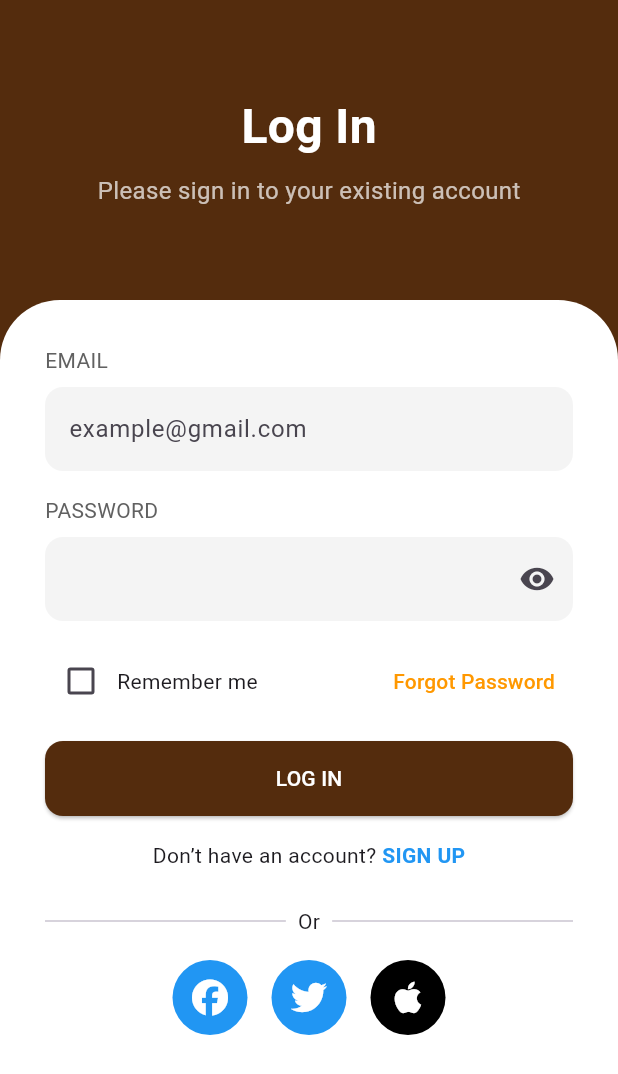
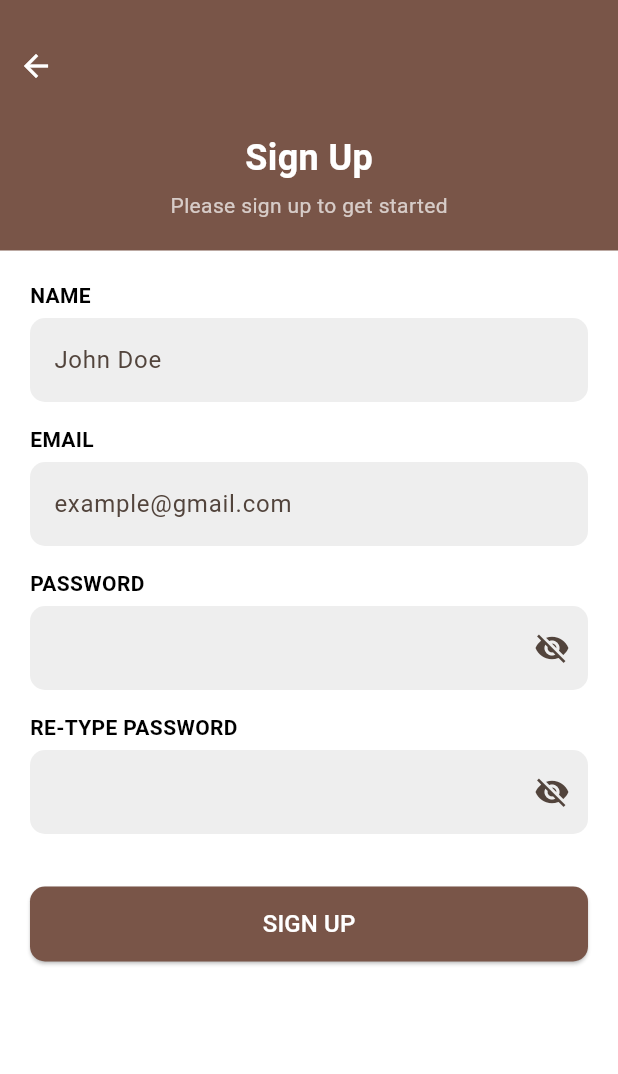
Before and after one commit to 1iseo/cafeelicious, a Flutter app: the screen it shows after launch, after a tap on "SIGN UP", on a phone screen of 412 x 824 dp. Shown: the top 1074 px of the screen. Run offline on Flutter 3.47's test engine with Material 3 defaults, Android fonts, the phone set to English and light mode, and no system bars; our stand-ins replace flex_color_scheme, font_awesome_flutter.

Commit message:
update login & register page

```diff
--- /dev/null
+++ b/cafeelicious_mobile/lib/flex_theme.dart
@@ -0,0 +1,98 @@
+import 'package:flutter/material.dart';
+import 'package:flex_color_scheme/flex_color_scheme.dart';
+
+final ThemeData lightTheme = FlexThemeData.light(
+  colors: const FlexSchemeColor(
+    primary: Color(0xFF542C0D), // Dark brown (main color)
+    primaryContainer: Color(0xFF542C0D), // Same as primary
+    secondary: Colors.orange, // Used for "Forgot Password"
+    secondaryContainer: Colors.orange,
+    tertiary: Colors.blue, // Used for social buttons
+    tertiaryContainer: Colors.blue,
+    appBarColor: Color(0xFF542C0D), // Matches header background
+  ),
+  surfaceMode: FlexSurfaceMode.highScaffoldLowSurface,
+  blendLevel: 18,
+  subThemesData: const FlexSubThemesData(
+    blendOnLevel: 18,
+    blendOnColors: false,
+    inputDecoratorRadius: 12.0, // TextField border radius
+    elevatedButtonRadius: 12.0, // ElevatedButton border radius
+    elevatedButtonSchemeColor: SchemeColor.primary,
+    outlinedButtonSchemeColor: SchemeColor.primary,
+    toggleButtonsRadius: 12.0,
+    cardRadius: 40.0, // Container corner radius
+    popupMenuRadius: 12.0,
+    bottomSheetRadius: 40.0,
+    dialogRadius: 40.0,
+    snackBarRadius: 12.0,
+    bottomNavigationBarElevation: 0,
+    bottomNavigationBarSelectedLabelSchemeColor: SchemeColor.primary,
+    bottomNavigationBarUnselectedLabelSchemeColor: SchemeColor.onSurface,
+  ),
+  visualDensity: FlexColorScheme.comfortablePlatformDensity,
+  useMaterial3: true,
+  fontFamily: 'Roboto',
+);
+
+final ThemeData darkTheme = FlexThemeData.dark(
+  colors: const FlexSchemeColor(
+    primary: Color(0xFF542C0D),
+    primaryContainer: Color(0xFF542C0D),
+    secondary: Colors.orange,
+    secondaryContainer: Colors.orange,
+    tertiary: Colors.blue,
+    tertiaryContainer: Colors.blue,
+    appBarColor: Color(0xFF542C0D),
+  ),
+  surfaceMode: FlexSurfaceMode.highScaffoldLowSurface,
+  blendLevel: 18,
+  subThemesData: const FlexSubThemesData(
+    blendOnLevel: 18,
+    blendOnColors: false,
+    inputDecoratorRadius: 12.0,
+    elevatedButtonRadius: 12.0,
+    elevatedButtonSchemeColor: SchemeColor.primary,
+    outlinedButtonSchemeColor: SchemeColor.primary,
+    toggleButtonsRadius: 12.0,
+    cardRadius: 40.0,
+    popupMenuRadius: 12.0,
+    bottomSheetRadius: 40.0,
+    dialogRadius: 40.0,
+    snackBarRadius: 12.0,
+    bottomNavigationBarElevation: 0,
+    bottomNavigationBarSelectedLabelSchemeColor: SchemeColor.primary,
+    bottomNavigationBarUnselectedLabelSchemeColor: SchemeColor.onSurface,
+  ),
+  textTheme: _buildCustomTextTheme(ThemeData.dark().textTheme),
+  primaryTextTheme: _buildCustomTextTheme(ThemeData.dark().primaryTextTheme),
+  visualDensity: FlexColorScheme.comfortablePlatformDensity,
+  useMaterial3: true,
+  fontFamily: 'Roboto',
+);
+
+TextTheme _buildCustomTextTheme(TextTheme base) {
+  return base.copyWith(
+    displayLarge: base.displayLarge?.copyWith(
+      fontSize: 32,
+      fontWeight: FontWeight.bold,
+      color: Colors.white, // For your "Log In" title
+    ),
+    bodyLarge: base.bodyLarge?.copyWith(
+      fontSize: 16,
+      color: Colors.white70, // For your subtitle
+    ),
+    labelLarge: base.labelLarge?.copyWith(
+      fontSize: 14,
+      color: Colors.grey[700], // For "EMAIL" and "PASSWORD" labels
+    ),
+    titleMedium: base.titleMedium?.copyWith(
+      color: Colors.blue, // For "SIGN UP" text
+      fontWeight: FontWeight.bold,
+    ),
+    bodyMedium: base.bodyMedium?.copyWith(
+      color: Colors.orange, // For "Forgot Password"
+    ),
+    // Add other text styles as needed
+  );
+}
--- a/cafeelicious_mobile/lib/login_screen.dart
+++ b/cafeelicious_mobile/lib/login_screen.dart
@@ -1,3 +1,4 @@
+import 'package:cafeelicious_mobile/register_screen.dart';
 import 'package:flutter/material.dart';
 import 'package:url_launcher/url_launcher.dart';
 import 'package:font_awesome_flutter/font_awesome_flutter.dart';
@@ -25,6 +26,7 @@ class _LoginScreenState extends State<LoginScreen> {
   @override
   Widget build(BuildContext context) {
     return Scaffold(
+
       backgroundColor: Color(0xFF542C0D),
       body: LayoutBuilder(builder: (context, constraints) {
         return SingleChildScrollView(
@@ -34,6 +36,7 @@ class _LoginScreenState extends State<LoginScreen> {
             children: [
               // Header
               Container(
+
                 height: 200,
                 decoration: BoxDecoration(
                   color: Color(0xFF542C0D),
@@ -188,7 +191,9 @@ class _LoginScreenState extends State<LoginScreen> {
                             Text("Don’t have an account? "),
                             GestureDetector(
                               onTap: () {
-                                Navigator.pushNamed(context, '/register');
+                                Navigator.push(context, MaterialPageRoute(
+                                  builder: (context) => RegisterScreen(),
+                                ));
                               },
                               child: Text(
                                 "SIGN UP",
--- a/cafeelicious_mobile/lib/main.dart
+++ b/cafeelicious_mobile/lib/main.dart
@@ -1,3 +1,4 @@
+import 'package:cafeelicious_mobile/flex_theme.dart';
 import 'package:cafeelicious_mobile/login_screen.dart';
 import 'package:flutter/material.dart';
 import 'splash_screen.dart';
@@ -12,6 +13,7 @@ class MyApp extends StatelessWidget {
   @override
   Widget build(BuildContext context) {
     return MaterialApp(
+      theme: lightTheme,
       debugShowCheckedModeBanner: false,
       home: LoginScreen(),
     );
--- /dev/null
+++ b/cafeelicious_mobile/lib/register_screen.dart
@@ -0,0 +1,149 @@
+import 'package:flutter/material.dart';
+
+class RegisterScreen extends StatefulWidget {
+  @override
+  _RegisterScreenState createState() => _RegisterScreenState();
+}
+
+class _RegisterScreenState extends State<RegisterScreen> {
+  bool _obscurePassword = true;
+  bool _obscureConfirmPassword = true;
+
+  @override
+  Widget build(BuildContext context) {
+    return Scaffold(
+      body: SingleChildScrollView(
+        child: Column(
+          children: [
+            Container(
+              padding: EdgeInsets.only(top: 20, bottom: 20),
+              color: Colors.brown,
+              width: double.infinity,
+              child: Column(
+                children: [
+                  Row(
+                    mainAxisAlignment: MainAxisAlignment.start,
+                    children: [
+                      IconButton(
+                        icon: Icon(Icons.arrow_back, color: Colors.white),
+                        onPressed: () => Navigator.pop(context),
+                      ),
+                    ],
+                  ),
+                  SizedBox(height: 20), // Add some space between the icon and the text
+                  Text(
+                    'Sign Up',
+                    style: TextStyle(
+                      color: Colors.white,
+                      fontSize: 24,
+                      fontWeight: FontWeight.bold,
+                    ),
+                  ),
+                  SizedBox(height: 5),
+                  Text(
+                    'Please sign up to get started',
+                    style: TextStyle(color: Colors.white70),
+                  ),
+                ],
+              ),
+            ),
+            Padding(
+              padding: const EdgeInsets.all(20.0),
+              child: Column(
+                crossAxisAlignment: CrossAxisAlignment.start,
+                children: [
+                  _buildTextField('NAME', 'John Doe'),
+                  _buildTextField('EMAIL', 'example@gmail.com'),
+                  _buildPasswordField('PASSWORD', _obscurePassword, () {
+                    setState(() {
+                      _obscurePassword = !_obscurePassword;
+                    });
+                  }),
+                  _buildPasswordField(
+                    'RE-TYPE PASSWORD',
+                    _obscureConfirmPassword,
+                    () {
+                      setState(() {
+                        _obscureConfirmPassword = !_obscureConfirmPassword;
+                      });
+                    },
+                  ),
+                  SizedBox(height: 20),
+                  SizedBox(
+                    width: double.infinity,
+                    height: 50,
+                    child: ElevatedButton(
+                      style: ElevatedButton.styleFrom(
+                        backgroundColor: Colors.brown,
+                        shape: RoundedRectangleBorder(
+                          borderRadius: BorderRadius.circular(10),
+                        ),
+                      ),
+                      onPressed: () {},
+                      child: Text(
+                        'SIGN UP',
+                        style: TextStyle(color: Colors.white, fontSize: 16),
+                      ),
+                    ),
+                  ),
+                ],
+              ),
+            ),
+          ],
+        ),
+      ),
+    );
+  }
+
+  Widget _buildTextField(String label, String hintText) {
+    return Column(
+      crossAxisAlignment: CrossAxisAlignment.start,
+      children: [
+        Text(label, style: TextStyle(fontWeight: FontWeight.bold)),
+        SizedBox(height: 5),
+        TextField(
+          decoration: InputDecoration(
+            hintText: hintText,
+            filled: true,
+            fillColor: Colors.grey[200],
+            border: OutlineInputBorder(
+              borderRadius: BorderRadius.circular(10),
+              borderSide: BorderSide.none,
+            ),
+          ),
+        ),
+        SizedBox(height: 15),
+      ],
+    );
+  }
+
+  Widget _buildPasswordField(
+    String label,
+    bool obscureText,
+    Function() toggle,
+  ) {
+    return Column(
+      crossAxisAlignment: CrossAxisAlignment.start,
+      children: [
+        Text(label, style: TextStyle(fontWeight: FontWeight.bold)),
+        SizedBox(height: 5),
+        TextField(
+          obscureText: obscureText,
+          decoration: InputDecoration(
+            filled: true,
+            fillColor: Colors.grey[200],
+            border: OutlineInputBorder(
+              borderRadius: BorderRadius.circular(10),
+              borderSide: BorderSide.none,
+            ),
+            suffixIcon: IconButton(
+              icon: Icon(obscureText ? Icons.visibility_off : Icons.visibility),
+              onPressed: toggle,
+            ),
+          ),
+        ),
+        SizedBox(height: 15),
+      ],
+    );
+  }
+}
--- a/cafeelicious_mobile/pubspec.yaml
+++ b/cafeelicious_mobile/pubspec.yaml
@@ -11,6 +11,7 @@ dependencies:
     sdk: flutter
   url_launcher: ^6.3.1
   font_awesome_flutter: ^10.8.0
+  flex_color_scheme: ^8.1.1
 
 dev_dependencies:
   flutter_test:
```
Also changed, not shown: cafeelicious_mobile/pubspec.lock.
